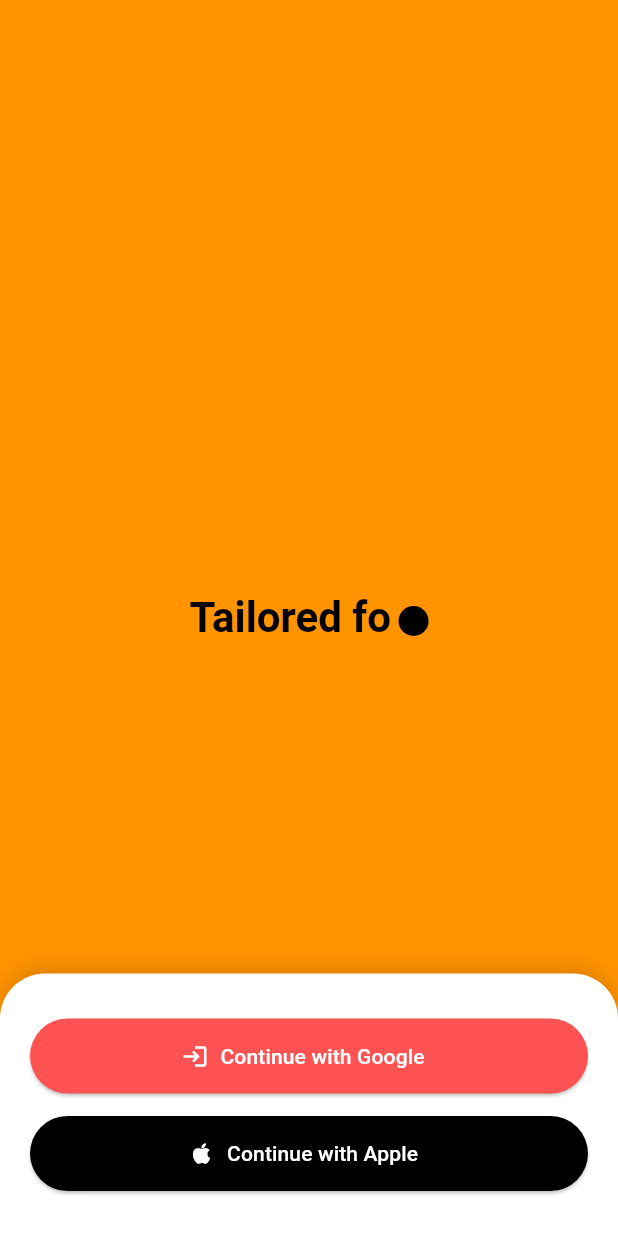
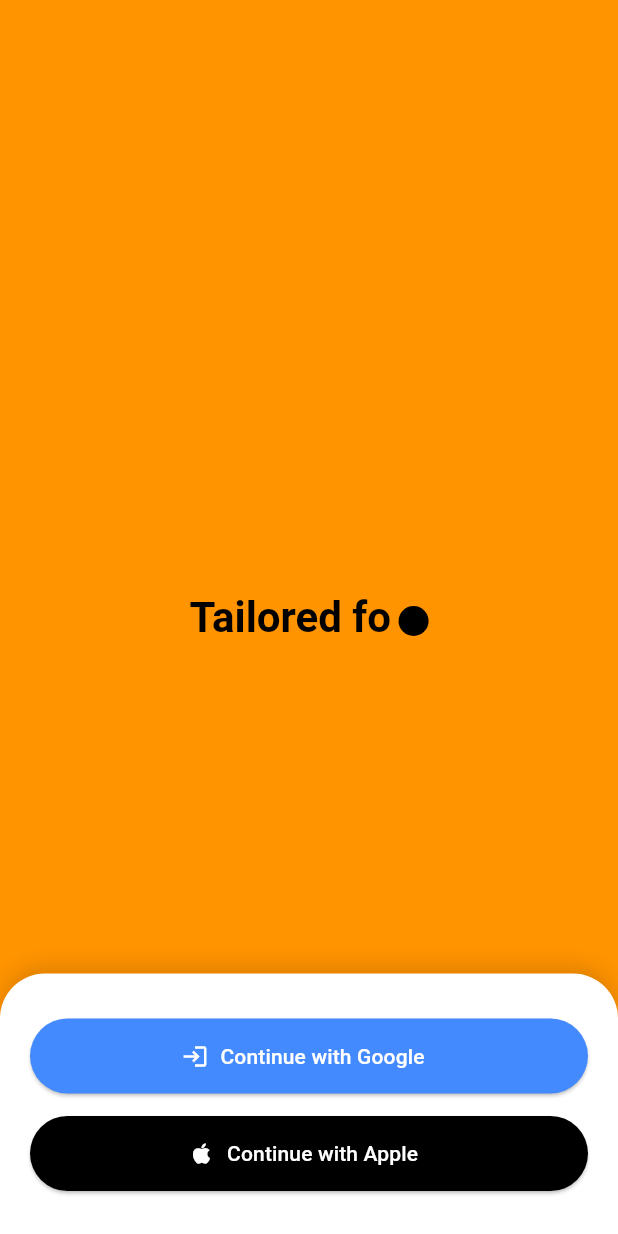
Before and after one commit to LuckyVishwa1104/OneAI, a Flutter app: the screen it shows after launch, after a tap on "Continue with Google", on a phone screen of 412 x 824 dp. Run offline on Flutter 3.47's test engine with Material 3 defaults, Android fonts, the phone set to English and light mode, and no system bars; our stand-ins replace firebase_core, stacked, stacked_services, stacked_shared; accounts and stored records are empty.

```diff
--- a/lib/main.dart
+++ b/lib/main.dart
@@ -2,8 +2,11 @@ import 'package:flutter/material.dart';
 import 'package:one_ai/app/app.locator.dart';
 import 'package:one_ai/app/app.router.dart';
 import 'package:stacked_services/stacked_services.dart';
+import 'package:firebase_core/firebase_core.dart';
 
-void main() async {
+Future<void> main() async {
+  WidgetsFlutterBinding.ensureInitialized();
+  await Firebase.initializeApp();
   await setupLocator();
   runApp(const MyApp());
 }
--- a/lib/pages/splash_screen/splash_screen_view.dart
+++ b/lib/pages/splash_screen/splash_screen_view.dart
@@ -89,7 +89,7 @@ class SplashScreenView extends StatelessWidget {
                         icon: Icon(Icons.login, color: Colors.white),
                         label: Text('Continue with Google'),
                         style: ElevatedButton.styleFrom(
-                          backgroundColor: Colors.redAccent,
+                          backgroundColor: Colors.blueAccent,
                           minimumSize: Size(double.infinity, 50),
                           foregroundColor: Colors.white,
                         ),
--- a/pubspec.yaml
+++ b/pubspec.yaml
@@ -47,6 +47,9 @@ dev_dependencies:
   stacked_generator: ^1.6.1
   build_runner: ^2.4.15
 
+  # firebase depencies
+  firebase_core: ^3.14.0
+
   # The "flutter_lints" package below contains a set of recommended lints to
   # encourage good coding practices. The lint set provided by the package is
   # activated in the `analysis_options.yaml` file located at the root of your
```
Also changed, not shown: pubspec.lock, 6 other files.
